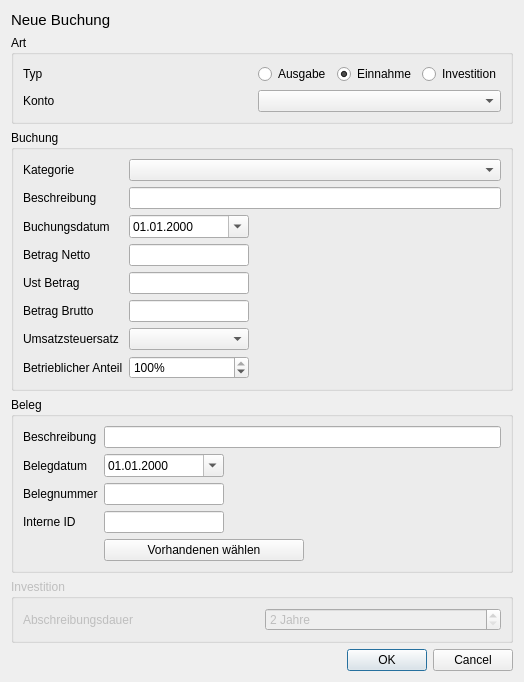
First picture: the form in entry.ui, repository lippit/aussackler, before the edit.
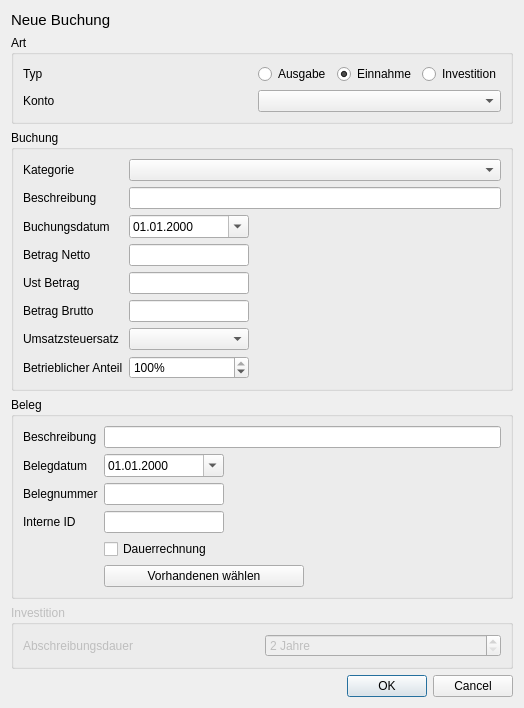
Second picture: the form after the edit.

Commit message: Add recurring invoices

```diff
--- a/entry.ui
+++ b/entry.ui
@@ -7,7 +7,7 @@
     <x>0</x>
     <y>0</y>
     <width>524</width>
-    <height>660</height>
+    <height>685</height>
    </rect>
   </property>
   <property name="windowTitle">
@@ -319,7 +319,7 @@
         </property>
        </widget>
       </item>
-      <item row="4" column="1">
+      <item row="5" column="1">
        <widget class="QPushButton" name="chooseDocument">
         <property name="maximumSize">
          <size>
@@ -335,6 +335,13 @@
         </property>
        </widget>
       </item>
+      <item row="4" column="1">
+       <widget class="QCheckBox" name="documentRecurring">
+        <property name="text">
+         <string>Dauerrechnung</string>
+        </property>
+       </widget>
+      </item>
      </layout>
     </widget>
    </item>
```
The commit also changes 9 other files.
